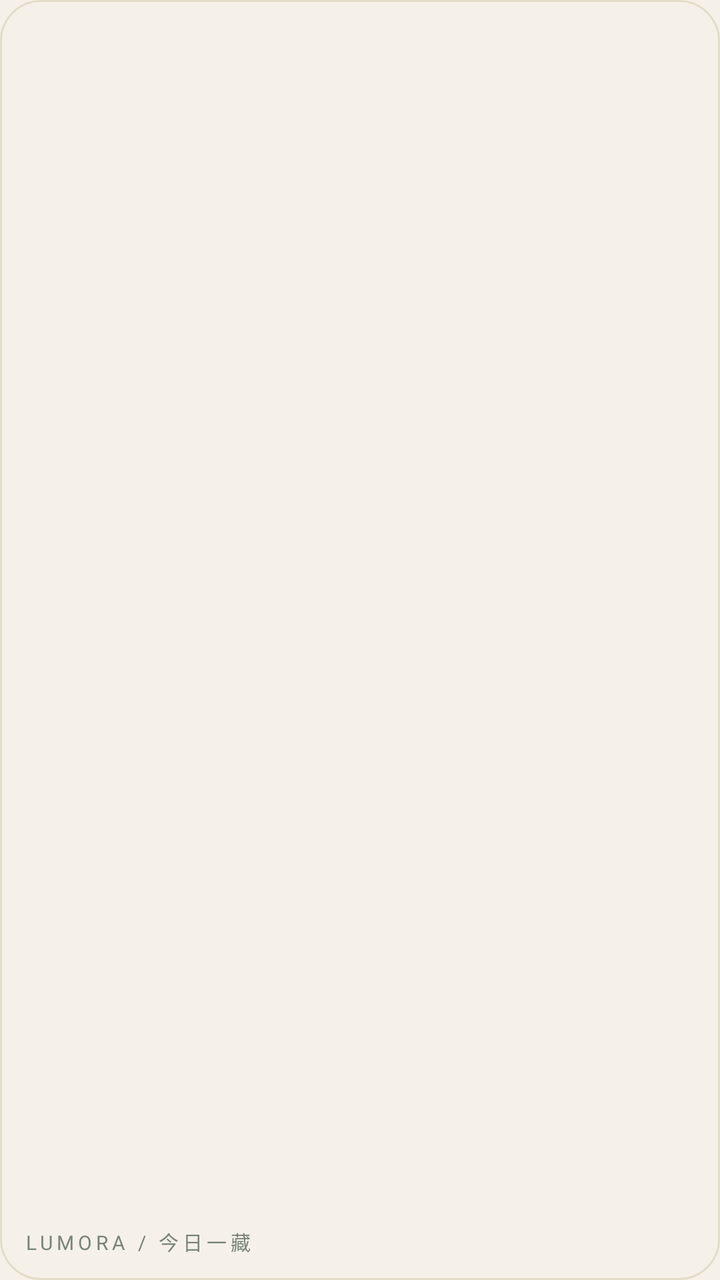
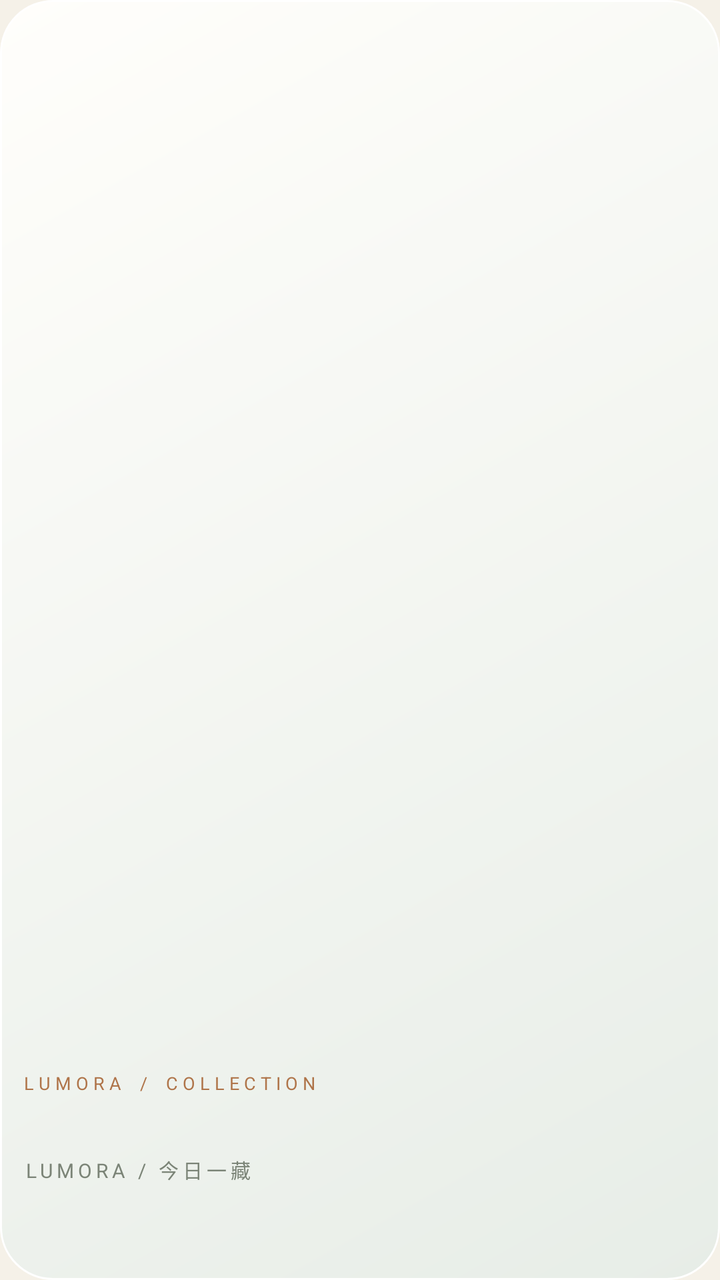

The first picture is an Android layout as it rendered before a commit; the second is the same layout after the commit. The layout source and the unified diff follow.
<!-- AndroidManifest.xml: application theme Theme.Lumora -->
<!-- res/layout/widget_collectible.xml -->
<?xml version="1.0" encoding="utf-8"?>
<LinearLayout xmlns:android="http://schemas.android.com/apk/res/android"
    android:id="@+id/widget_root"
    android:layout_width="match_parent"
    android:layout_height="match_parent"
    android:orientation="vertical"
    android:padding="12dp"
    android:background="@drawable/widget_bg">

    <ImageView
        android:id="@+id/widget_art"
        android:layout_width="match_parent"
        android:layout_height="0dp"
        android:layout_weight="1"
        android:scaleType="centerCrop"
        android:contentDescription="@string/widget_desc" />

    <TextView
        android:id="@+id/widget_title"
        android:layout_width="match_parent"
        android:layout_height="wrap_content"
        android:layout_marginTop="8dp"
        android:fontFamily="serif"
        android:maxLines="1"
        android:ellipsize="end"
        android:textColor="#183B38"
        android:textSize="15sp" />

    <TextView
        android:id="@+id/widget_sub"
        android:layout_width="match_parent"
        android:layout_height="wrap_content"
        android:layout_marginTop="2dp"
        android:letterSpacing="0.2"
        android:textColor="#7B8477"
        android:textSize="10sp"
        android:text="LUMORA / 今日一藏" />
</LinearLayout>
<!-- resources referenced by this layout -->
<resources>
  <!-- drawable widget_bg (drawable) -->
  <?xml version="1.0" encoding="utf-8"?>
  <shape xmlns:android="http://schemas.android.com/apk/res/android"
      android:shape="rectangle">
      <solid android:color="#F5F1E8" />
      <stroke android:width="1dp" android:color="#E3DCC9" />
      <corners android:radius="20dp" />
  </shape>
  <string name="widget_desc">你最近心动的藏品，安静地躺在桌面。</string>
  <style name="Theme.Lumora" parent="android:Theme.Material.Light.NoActionBar">
          <item name="android:windowBackground">@color/paper</item>
          <item name="android:colorPrimary">@color/ink</item>
          <item name="android:colorAccent">@color/copper</item>
          <item name="android:statusBarColor">@color/paper</item>
          <item name="android:navigationBarColor">@color/paper</item>
          <item name="android:windowLightStatusBar">true</item>
          <item name="android:windowDrawsSystemBarBackgrounds">true</item>
      </style>
  <color name="paper">#F5F1E8</color>
  <color name="ink">#183B38</color>
  <color name="copper">#AF7449</color>
</resources>

<!-- the commit's change to res/layout/widget_collectible.xml (unified diff, before → after) -->
@@ -16,15 +16,23 @@
         android:contentDescription="@string/widget_desc" />
 
     <TextView
+        android:layout_width="wrap_content"
+        android:layout_height="wrap_content"
+        android:layout_marginTop="10dp"
+        android:text="L U M O R A    /    C O L L E C T I O N"
+        android:textColor="#AF7449"
+        android:textSize="9sp" />
+
+    <TextView
         android:id="@+id/widget_title"
         android:layout_width="match_parent"
         android:layout_height="wrap_content"
-        android:layout_marginTop="8dp"
+        android:layout_marginTop="4dp"
         android:fontFamily="serif"
         android:maxLines="1"
         android:ellipsize="end"
         android:textColor="#183B38"
-        android:textSize="15sp" />
+        android:textSize="18sp" />
 
     <TextView
         android:id="@+id/widget_sub"
@@ -35,4 +43,13 @@
         android:textColor="#7B8477"
         android:textSize="10sp"
         android:text="LUMORA / 今日一藏" />
+
+    <TextView
+        android:id="@+id/widget_next"
+        android:layout_width="match_parent"
+        android:layout_height="36dp"
+        android:gravity="end|center_vertical"
+        android:textColor="#183B38"
+        android:textSize="12sp"
+        android:contentDescription="浏览下一件藏品" />
 </LinearLayout>
<!-- resource entries referenced after the edit -->
@@ -4,9 +4,10 @@
   <?xml version="1.0" encoding="utf-8"?>
   <shape xmlns:android="http://schemas.android.com/apk/res/android"
       android:shape="rectangle">
-      <solid android:color="#F5F1E8" />
-      <stroke android:width="1dp" android:color="#E3DCC9" />
-      <corners android:radius="20dp" />
+      <gradient android:startColor="#FFFFFEFB" android:endColor="#E7EDE7"
+          android:angle="315" />
+      <stroke android:width="1dp" android:color="#FFFFFFFF" />
+      <corners android:radius="26dp" />
   </shape>
   <string name="widget_desc">你最近心动的藏品，安静地躺在桌面。</string>
   <style name="Theme.Lumora" parent="android:Theme.Material.Light.NoActionBar">
